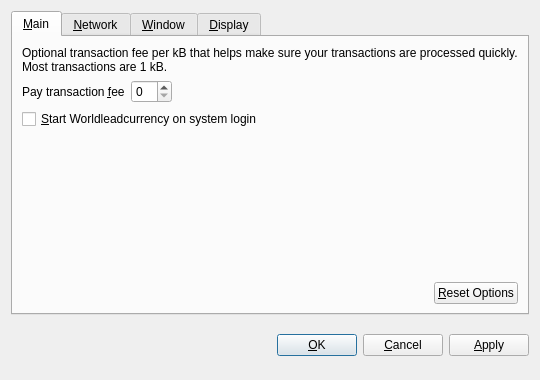
Before: the Qt Designer form src/qt/forms/optionsdialog.ui in faz-bz/SOLIDAR, drawn with Qt 5.
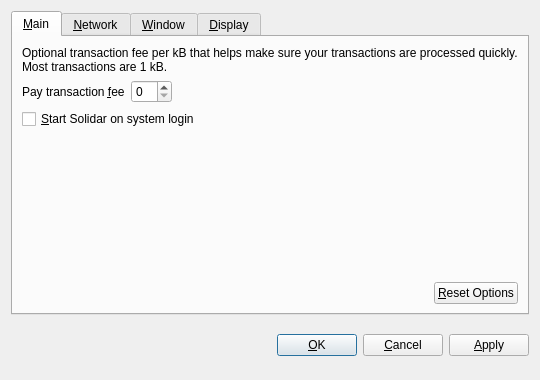
After: the same form once the commit is applied. Custom widgets are drawn as their Qt base class.

What changed in the file:
```diff
--- a/src/qt/forms/optionsdialog.ui
+++ b/src/qt/forms/optionsdialog.ui
@@ -82,7 +82,7 @@
           <string>Automatically start Worldleadcurrency after logging in to the system.</string>
          </property>
          <property name="text">
-          <string>&amp;Start Worldleadcurrency on system login</string>
+          <string>&amp;Start Solidar on system login</string>
          </property>
         </widget>
        </item>
```
Left out of the diff: 10 changed lines with no effect on the pictures.
